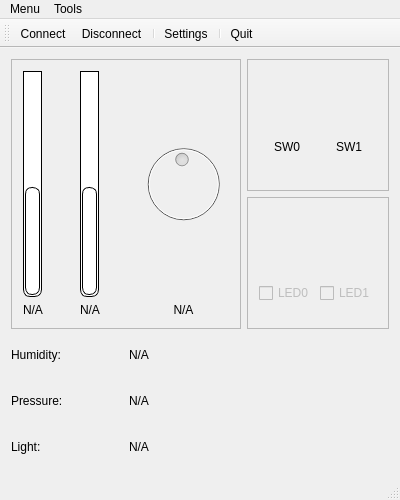
This is Projects/Qt/Remote_Controller/mainwindow.ui in Lyque/diplomaterv as Qt 5 draws it before an edit. The edited form follows.
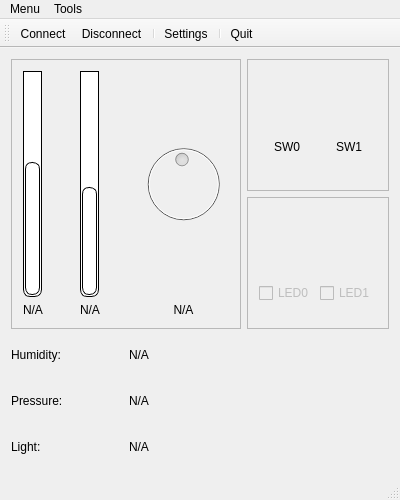
This is the edited form. Icons and pictures are not drawn.

Commit message: ProgressBar bug fixed, UART communication improved

Patch:
```diff
--- a/Projects/Qt/Remote_Controller/mainwindow.ui
+++ b/Projects/Qt/Remote_Controller/mainwindow.ui
@@ -371,11 +371,14 @@
 border: 1px solid black;
 }</string>
          </property>
+         <property name="minimum">
+          <number>-25</number>
+         </property>
          <property name="maximum">
-          <number>2048</number>
+          <number>50</number>
          </property>
          <property name="value">
-          <number>1000</number>
+          <number>20</number>
          </property>
          <property name="alignment">
           <set>Qt::AlignCenter</set>
```
The commit also changes 2 other files.
